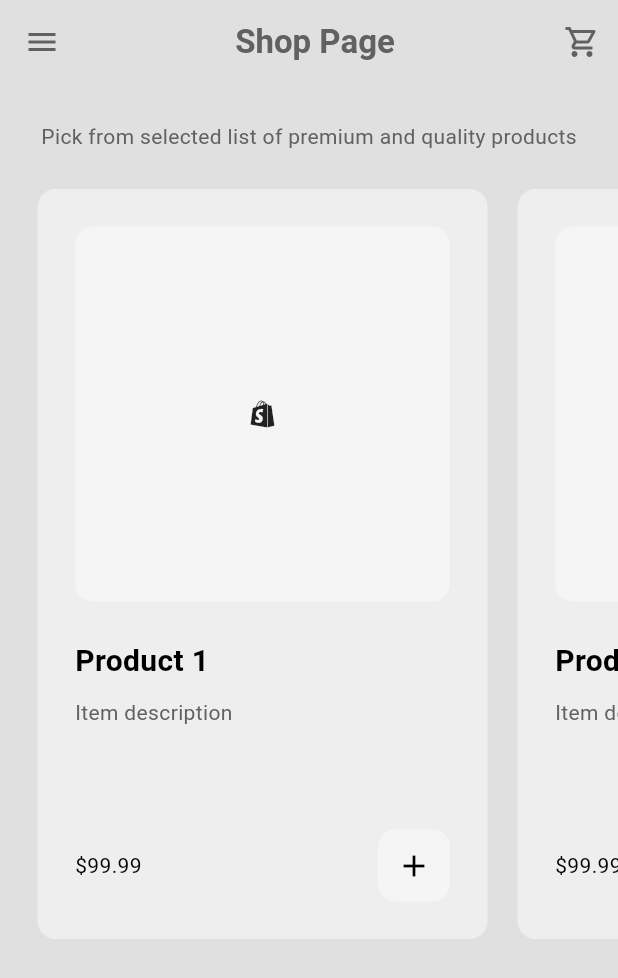
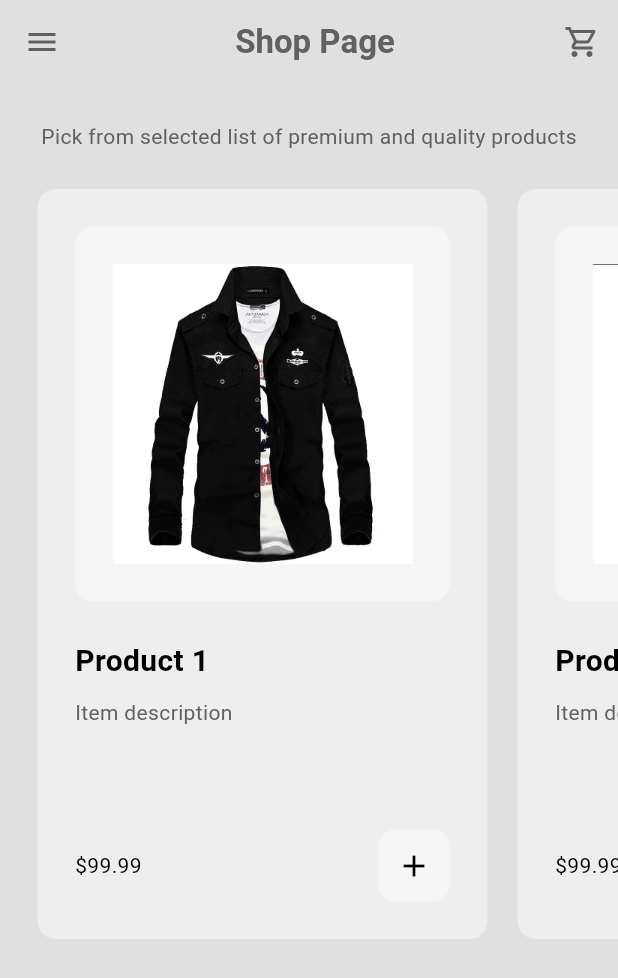
Before and after one commit to SolomonB127/Zenoa, a Flutter app: the HomePage screen opened by its route, on a phone screen of 412 x 824 dp. Shown: the top 978 px of the screen. Run offline on Flutter 3.47's test engine with Material 3 defaults, Android fonts, the phone set to English and light mode, and no system bars; our stand-ins replace google_fonts; Roboto replaces fonts that are missing (Habibi).

Commit message:
Passed the imgPath field to file inorder to display products images

```diff
--- a/lib/Components/product_tile.dart
+++ b/lib/Components/product_tile.dart
@@ -60,7 +60,7 @@ class ProductTile extends StatelessWidget {
                         color: Theme.of(context).colorScheme.secondary),
                     width: double.infinity,
                     padding: const EdgeInsets.all(25),
-                    child: const Icon(Icons.shopify)),
+                    child: Image.asset(product.imgPath)),
               ),
 
               const SizedBox(
```
